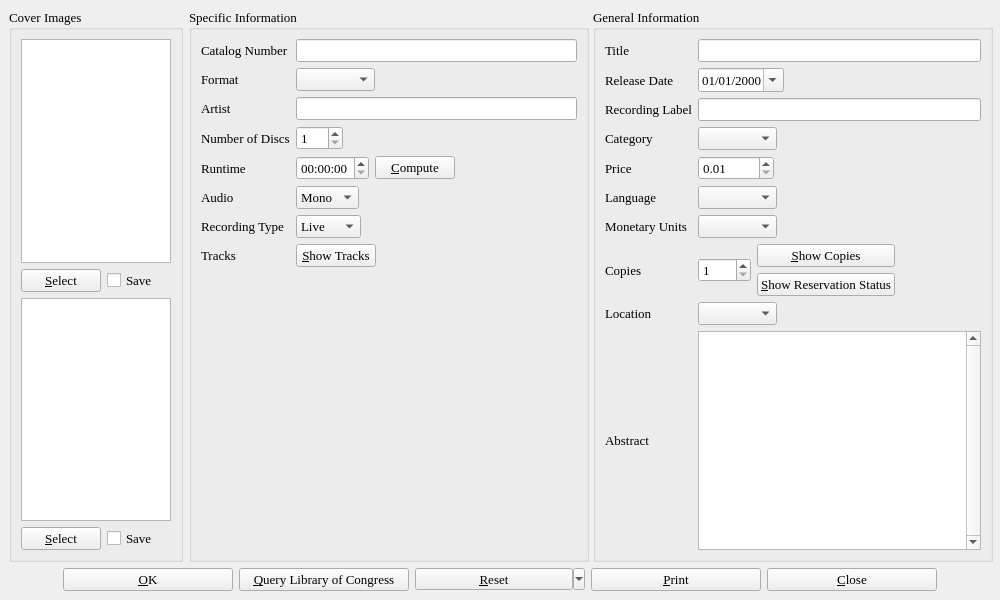
First picture: the form in cdinfo.ui, repository textbrowser/biblioteq, before the edit.
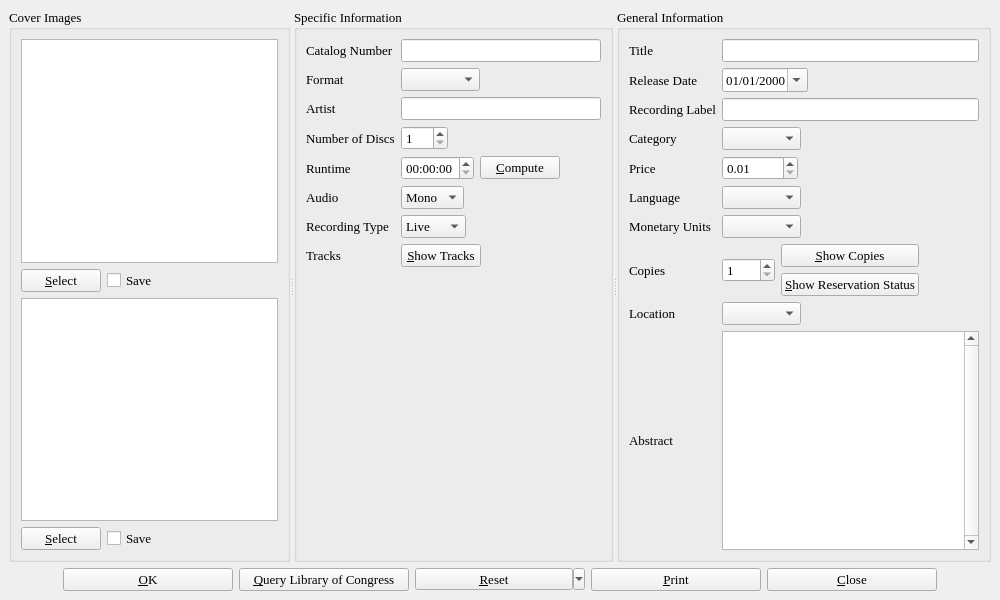
Second picture: the form after the edit. Icons and pictures are not drawn.

```diff
--- a/cdinfo.ui
+++ b/cdinfo.ui
@@ -27,8 +27,10 @@
   <widget class="QWidget" name="centralwidget" >
    <layout class="QVBoxLayout" >
     <item>
-     <layout class="QHBoxLayout" >
-      <item>
+     <widget class="QSplitter" name="splitter" >
+      <property name="orientation" >
+       <enum>Qt::Horizontal</enum>
+      </property>
        <widget class="QGroupBox" name="coverImages" >
         <property name="title" >
          <string>Cover Images</string>
@@ -136,17 +138,7 @@
          </item>
         </layout>
        </widget>
-      </item>
-      <item>
-       <layout class="QHBoxLayout" >
-        <item>
          <widget class="QGroupBox" name="groupBox" >
-          <property name="minimumSize" >
-           <size>
-            <width>400</width>
-            <height>0</height>
-           </size>
-          </property>
           <property name="title" >
            <string>Specific Information</string>
           </property>
@@ -208,7 +200,7 @@
                 <number>-1</number>
                </property>
                <property name="sizeAdjustPolicy" >
-                <enum>QComboBox::AdjustToContents</enum>
+             <enum>QComboBox::AdjustToContentsOnFirstShow</enum>
                </property>
               </widget>
              </item>
@@ -510,15 +502,7 @@
            </item>
           </layout>
          </widget>
-        </item>
-        <item>
          <widget class="QGroupBox" name="groupBox_2" >
-          <property name="minimumSize" >
-           <size>
-            <width>400</width>
-            <height>0</height>
-           </size>
-          </property>
           <property name="title" >
            <string>General Information</string>
           </property>
@@ -673,7 +657,7 @@
                 </font>
                </property>
                <property name="sizeAdjustPolicy" >
-                <enum>QComboBox::AdjustToContents</enum>
+             <enum>QComboBox::AdjustToContentsOnFirstShow</enum>
                </property>
               </widget>
              </item>
@@ -788,7 +772,7 @@
                 </font>
                </property>
                <property name="sizeAdjustPolicy" >
-                <enum>QComboBox::AdjustToContents</enum>
+             <enum>QComboBox::AdjustToContentsOnFirstShow</enum>
                </property>
               </widget>
              </item>
@@ -840,9 +824,6 @@
                  <strikeout>false</strikeout>
                 </font>
                </property>
-               <property name="sizeAdjustPolicy" >
-                <enum>QComboBox::AdjustToContents</enum>
-               </property>
               </widget>
              </item>
              <item>
@@ -978,9 +959,6 @@
                  <pointsize>10</pointsize>
                 </font>
                </property>
-               <property name="sizeAdjustPolicy" >
-                <enum>QComboBox::AdjustToContents</enum>
-               </property>
               </widget>
              </item>
              <item>
@@ -1039,10 +1017,7 @@
            </item>
           </layout>
          </widget>
-        </item>
-       </layout>
-      </item>
-     </layout>
+     </widget>
     </item>
     <item>
      <layout class="QHBoxLayout" >
```
Lines whose indentation alone changed are shown as unchanged.
